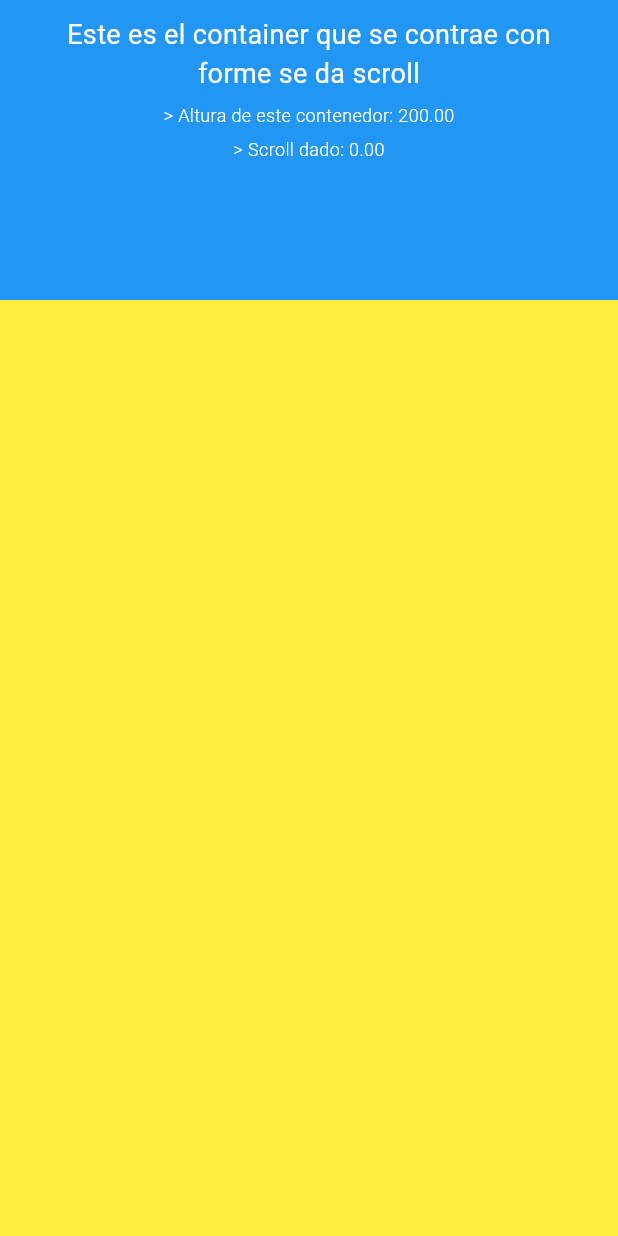
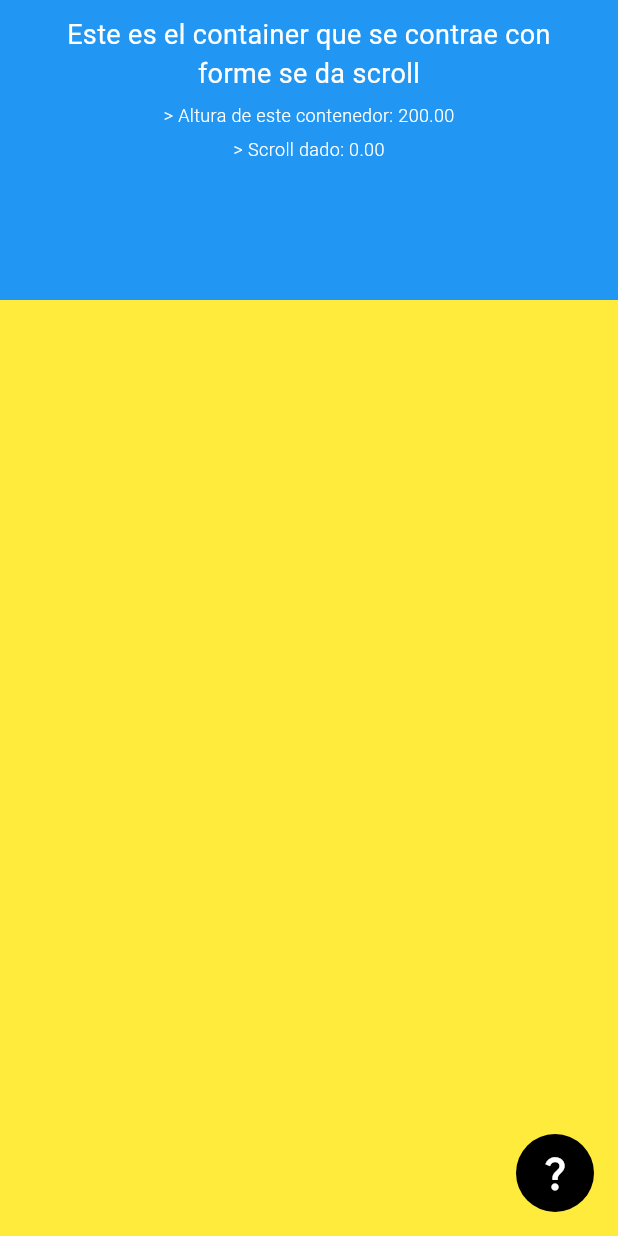
Before and after one commit to RafaEscobar/flutter_animations, a Flutter app: the screen it shows after launch, after a tap on "Reducir tamaño de caja con scroll", on a phone screen of 412 x 824 dp. Run offline on Flutter 3.47's test engine with Material 3 defaults, Android fonts, the phone set to English and light mode, and no system bars; our stand-ins replace go_router.

Commit message:
Agrega widget de floating button

```diff
--- a/lib/screens/animations/reduce_scroll_screen.dart
+++ b/lib/screens/animations/reduce_scroll_screen.dart
@@ -1,3 +1,4 @@
+import 'package:animations/widgets/floating_button.dart';
 import 'package:flutter/material.dart';
 
 class ReduceScrollScreen extends StatelessWidget{
@@ -26,6 +27,7 @@ class ReduceScrollScreen extends StatelessWidget{
           ],
         ),
       ),
+      floatingActionButton: FloatingButton(routeName: 'routeName')
     );
   }
 }
--- /dev/null
+++ b/lib/widgets/floating_button.dart
@@ -0,0 +1,22 @@
+import 'package:flutter/material.dart';
+import 'package:go_router/go_router.dart';
+
+class FloatingButton extends StatelessWidget {
+  const FloatingButton({super.key, required this.routeName});
+  final String routeName;
+
+  @override
+  Widget build(BuildContext context) {
+    return GestureDetector(
+      onTap: () => context.goNamed(routeName),
+      child: Container(
+        decoration: BoxDecoration(
+          color: Colors.black,
+          borderRadius: BorderRadius.circular(40)
+        ),
+        padding: EdgeInsets.symmetric(horizontal: 12, vertical: 12),
+        child: Icon(Icons.question_mark_outlined, color: Colors.white, size: 28,),
+      ),
+    );
+  }
+}
--- a/lib/widgets/simple_card.dart
+++ b/lib/widgets/simple_card.dart
@@ -11,7 +11,7 @@ class SimpleCard extends StatelessWidget{
     return GestureDetector(
       onTap: () => context.goNamed(type.route),
       child: Container(
-        margin: EdgeInsets.only(bottom: 20),
+        margin: EdgeInsets.only(bottom: 26),
         padding: EdgeInsets.symmetric(horizontal: 20, vertical: 10),
         decoration: BoxDecoration(
           color: Colors.white,
@@ -31,12 +31,12 @@ class SimpleCard extends StatelessWidget{
             Expanded(
               child: Text(
                 type.description,
-                style: TextStyle(fontWeight: FontWeight.w200, fontSize: 22),
-                maxLines: 1,
+                style: TextStyle(fontWeight: FontWeight.w200, fontSize: 20),
+                maxLines: 2,
                 overflow: TextOverflow.ellipsis,
               ),
             ),
-            Icon(Icons.arrow_forward_ios_rounded, size: 26, color: Colors.black38,)
+            Icon(Icons.arrow_forward_ios_rounded, size: 30, color: Colors.black38,)
           ],
         ),
       ),
```
